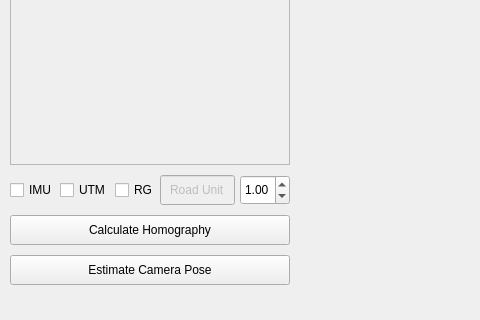
This is ui/gui.ui in ask-almas/tennis-ball-marker-gui as Qt 5 draws it before an edit; both pictures show x 0 to 480 and y 405 to 725 of the 1130 by 725 pixel window. The edited form follows.
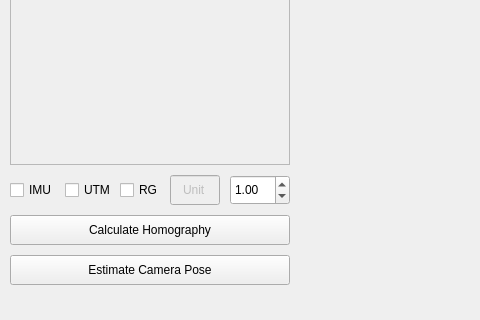
This is the edited form.

Commit message: size,position fix

What changed in the file:
```diff
--- a/ui/gui.ui
+++ b/ui/gui.ui
@@ -110,9 +110,9 @@
     </property>
     <property name="geometry">
      <rect>
-      <x>160</x>
+      <x>170</x>
       <y>580</y>
-      <width>75</width>
+      <width>50</width>
       <height>30</height>
      </rect>
     </property>
@@ -123,7 +123,7 @@
      </sizepolicy>
     </property>
     <property name="text">
-     <string>Road Unit</string>
+     <string>Unit</string>
     </property>
     <property name="alignment">
      <set>Qt::AlignCenter</set>
@@ -132,9 +132,9 @@
    <widget class="QDoubleSpinBox" name="road_unit">
     <property name="geometry">
      <rect>
-      <x>240</x>
+      <x>230</x>
       <y>580</y>
-      <width>50</width>
+      <width>60</width>
       <height>30</height>
      </rect>
     </property>
@@ -153,7 +153,7 @@
      <rect>
       <x>10</x>
       <y>580</y>
-      <width>50</width>
+      <width>55</width>
       <height>30</height>
      </rect>
     </property>
@@ -164,9 +164,9 @@
    <widget class="QCheckBox" name="utm">
     <property name="geometry">
      <rect>
-      <x>60</x>
+      <x>65</x>
       <y>580</y>
-      <width>50</width>
+      <width>55</width>
       <height>30</height>
      </rect>
     </property>
@@ -201,7 +201,7 @@
    <widget class="QCheckBox" name="region_growing">
     <property name="geometry">
      <rect>
-      <x>115</x>
+      <x>120</x>
       <y>580</y>
       <width>40</width>
       <height>30</height>
```
The commit also changes 1 other file.
